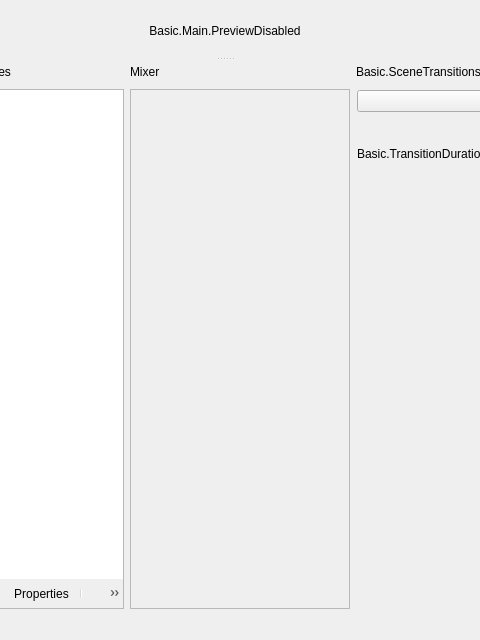
The window that UI/forms/OBSBasic.ui (Barfur/obs-studio) describes before a commit, drawn with Qt 5; both pictures show x 330 to 810 and y 84 to 724 of the 1110 by 724 pixel window.
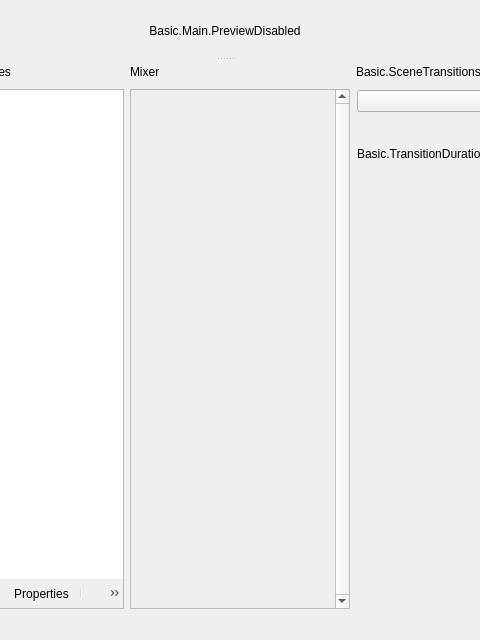
The same window after the commit. Icons and pictures are not drawn. Custom widgets are drawn as their Qt base class.

Commit message:
Revert "UI: Volume Widget Scroll Bar Hides Automatically"
This reverts commit 55b7100ec6ecf1d77427edb3ae99afe2ef630283.

The edit to the form file:
```diff
--- a/UI/forms/OBSBasic.ui
+++ b/UI/forms/OBSBasic.ui
@@ -215,6 +215,9 @@
           <property name="frameShadow">
            <enum>QFrame::Sunken</enum>
           </property>
+          <property name="verticalScrollBarPolicy">
+           <enum>Qt::ScrollBarAlwaysOn</enum>
+          </property>
           <property name="horizontalScrollBarPolicy">
            <enum>Qt::ScrollBarAlwaysOff</enum>
           </property>
```
